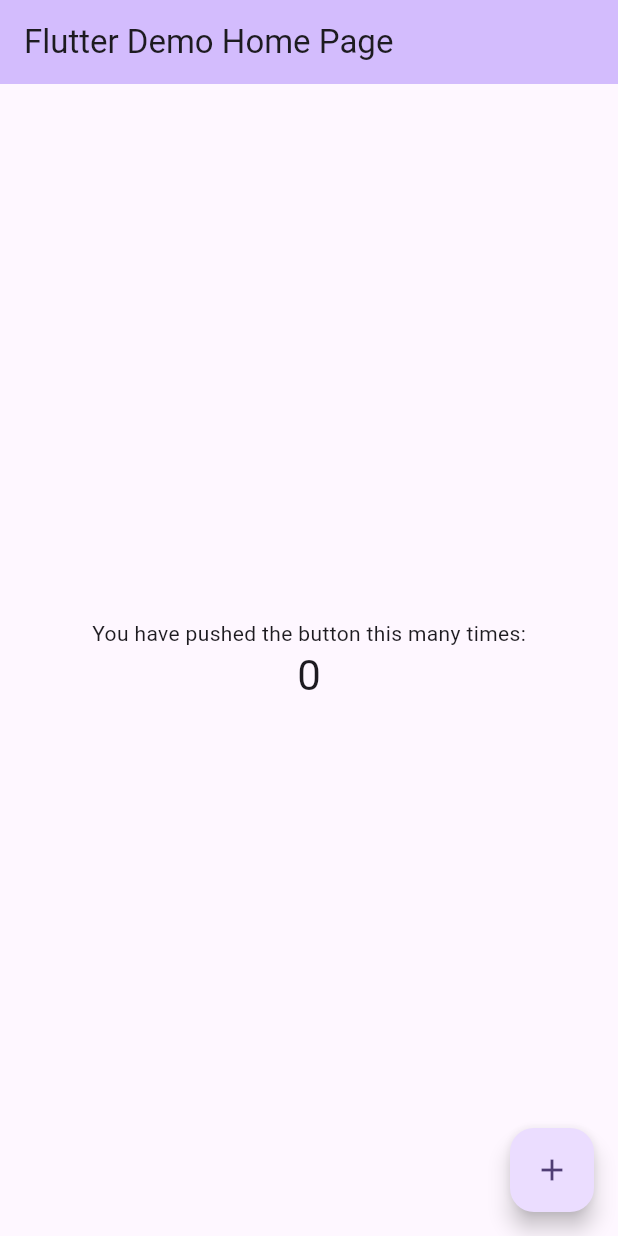
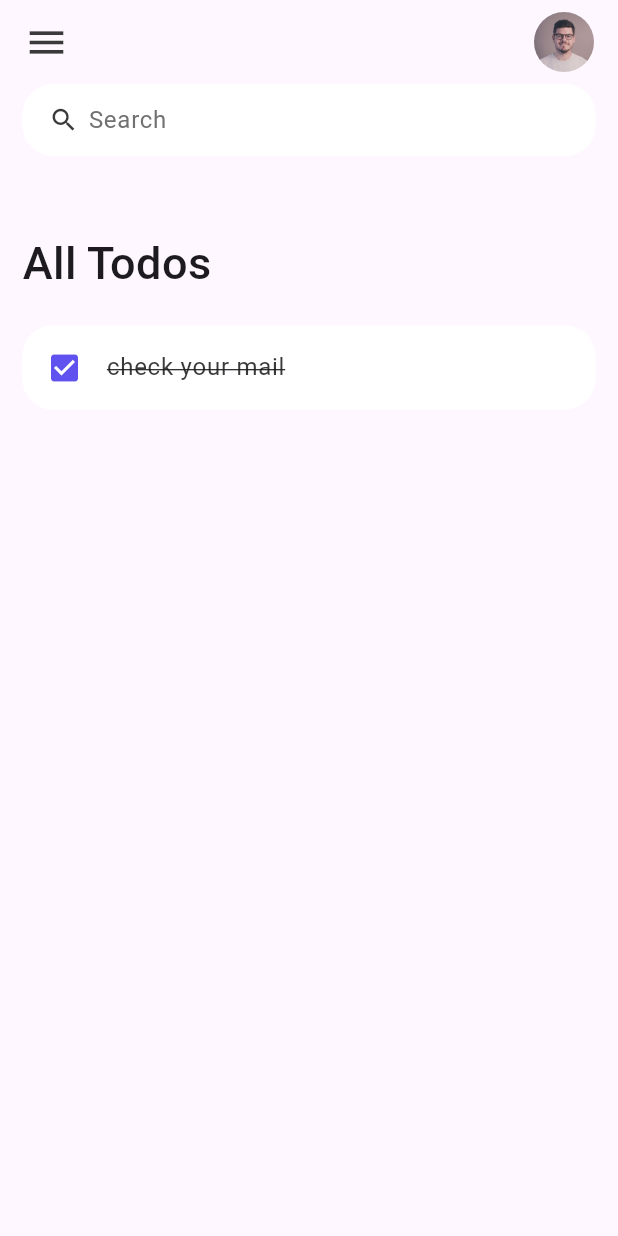
Before and after one commit to PattimuraDev/FlutterTodoApp, a Flutter app: the screen it shows after launch, on a phone screen of 412 x 824 dp. Run offline on Flutter 3.47's test engine with Material 3 defaults, Android fonts, the phone set to English and light mode, and no system bars.

Commit message:
second commit

```diff
--- /dev/null
+++ b/lib/constant/app_color.dart
@@ -0,0 +1,7 @@
+import 'package:flutter/material.dart';
+
+const Color standardRed = Color(0xFFDA4040);
+const Color standardBlue = Color(0xFF5F52EE);
+const Color standardBlack = Color(0xFF3A3A3A);
+const Color standardGrey = Color(0xFF717171);
+const Color bgColor = Color(0xFFEEEFF5);
--- a/lib/main.dart
+++ b/lib/main.dart
@@ -1,4 +1,6 @@
 import 'package:flutter/material.dart';
+import 'package:flutter/services.dart';
+import 'package:flutter_todo_app/pages/home.dart';
 
 void main() {
   runApp(const MyApp());
@@ -10,113 +12,97 @@ class MyApp extends StatelessWidget {
   // This widget is the root of your application.
   @override
   Widget build(BuildContext context) {
+    SystemChrome.setSystemUIOverlayStyle(
+      SystemUiOverlayStyle(statusBarColor: Colors.transparent),
+    );
     return MaterialApp(
       title: 'Flutter Demo',
-      theme: ThemeData(
-        // This is the theme of your application.
-        //
-        // TRY THIS: Try running your application with "flutter run". You'll see
-        // the application has a purple toolbar. Then, without quitting the app,
-        // try changing the seedColor in the colorScheme below to Colors.green
-        // and then invoke "hot reload" (save your changes or press the "hot
-        // reload" button in a Flutter-supported IDE, or press "r" if you used
-        // the command line to start the app).
-        //
-        // Notice that the counter didn't reset back to zero; the application
-        // state is not lost during the reload. To reset the state, use hot
-        // restart instead.
-        //
-        // This works for code too, not just values: Most code changes can be
-        // tested with just a hot reload.
-        colorScheme: ColorScheme.fromSeed(seedColor: Colors.deepPurple),
-      ),
-      home: const MyHomePage(title: 'Flutter Demo Home Page'),
+      home: Home(),
+      debugShowCheckedModeBanner: false,
     );
   }
 }
 
-class MyHomePage extends StatefulWidget {
-  const MyHomePage({super.key, required this.title});
+// class MyHomePage extends StatefulWidget {
+//   const MyHomePage({super.key, required this.title});
 
-  // This widget is the home page of your application. It is stateful, meaning
-  // that it has a State object (defined below) that contains fields that affect
-  // how it looks.
+//   // This widget is the home page of your application. It is stateful, meaning
+//   // that it has a State object (defined below) that contains fields that affect
+//   // how it looks.
 
-  // This class is the configuration for the state. It holds the values (in this
-  // case the title) provided by the parent (in this case the App widget) and
-  // used by the build method of the State. Fields in a Widget subclass are
-  // always marked "final".
+//   // This class is the configuration for the state. It holds the values (in this
+//   // case the title) provided by the parent (in this case the App widget) and
+//   // used by the build method of the State. Fields in a Widget subclass are
+//   // always marked "final".
 
-  final String title;
+//   final String title;
 
-  @override
-  State<MyHomePage> createState() => _MyHomePageState();
-}
+//   @override
+//   State<MyHomePage> createState() => _MyHomePageState();
+// }
 
-class _MyHomePageState extends State<MyHomePage> {
-  int _counter = 0;
+// class _MyHomePageState extends State<MyHomePage> {
+//   int _counter = 0;
 
-  void _incrementCounter() {
-    setState(() {
-      // This call to setState tells the Flutter framework that something has
-      // changed in this State, which causes it to rerun the build method below
-      // so that the display can reflect the updated values. If we changed
-      // _counter without calling setState(), then the build method would not be
-      // called again, and so nothing would appear to happen.
-      _counter++;
-    });
-  }
+//   void _incrementCounter() {
+//     setState(() {
+//       // This call to setState tells the Flutter framework that something has
+//       // changed in this State, which causes it to rerun the build method below
+//       // so that the display can reflect the updated values. If we changed
+//       // _counter without calling setState(), then the build method would not be
+//       // called again, and so nothing would appear to happen.
+//       _counter++;
+//     });
+//   }
 
-  @override
-  Widget build(BuildContext context) {
-    // This method is rerun every time setState is called, for instance as done
-    // by the _incrementCounter method above.
-    //
-    // The Flutter framework has been optimized to make rerunning build methods
-    // fast, so that you can just rebuild anything that needs updating rather
-    // than having to individually change instances of widgets.
-    return Scaffold(
-      appBar: AppBar(
-        // TRY THIS: Try changing the color here to a specific color (to
-        // Colors.amber, perhaps?) and trigger a hot reload to see the AppBar
-        // change color while the other colors stay the same.
-        backgroundColor: Theme.of(context).colorScheme.inversePrimary,
-        // Here we take the value from the MyHomePage object that was created by
-        // the App.build method, and use it to set our appbar title.
-        title: Text(widget.title),
-      ),
-      body: Center(
-        // Center is a layout widget. It takes a single child and positions it
-        // in the middle of the parent.
-        child: Column(
-          // Column is also a layout widget. It takes a list of children and
-          // arranges them vertically. By default, it sizes itself to fit its
-          // children horizontally, and tries to be as tall as its parent.
-          //
-          // Column has various properties to control how it sizes itself and
-          // how it positions its children. Here we use mainAxisAlignment to
-          // center the children vertically; the main axis here is the vertical
-          // axis because Columns are vertical (the cross axis would be
-          // horizontal).
-          //
-          // TRY THIS: Invoke "debug painting" (choose the "Toggle Debug Paint"
-          // action in the IDE, or press "p" in the console), to see the
-          // wireframe for each widget.
-          mainAxisAlignment: MainAxisAlignment.center,
-          children: <Widget>[
-            const Text('You have pushed the button this many times:'),
-            Text(
-              '$_counter',
-              style: Theme.of(context).textTheme.headlineMedium,
-            ),
-          ],
-        ),
-      ),
-      floatingActionButton: FloatingActionButton(
-        onPressed: _incrementCounter,
-        tooltip: 'Increment',
-        child: const Icon(Icons.add),
-      ), // This trailing comma makes auto-formatting nicer for build methods.
-    );
-  }
-}
+//   @override
+//   Widget build(BuildContext context) {
+//     // This method is rerun every time setState is called, for instance as done
+//     // by the _incrementCounter method above.
+//     //
+//     // The Flutter framework has been optimized to make rerunning build methods
+//     // fast, so that you can just rebuild anything that needs updating rather
+//     // than having to individually change instances of widgets.
+//     return Scaffold(
+//       appBar: AppBar(
+//         // TRY THIS: Try changing the color here to a specific color (to
+//         // Colors.amber, perhaps?) and trigger a hot reload to see the AppBar
+//         // change color while the other colors stay the same.
+//         backgroundColor: Theme.of(context).colorScheme.inversePrimary,
+//         // Here we take the value from the MyHomePage object that was created by
+//         // the App.build method, and use it to set our appbar title.
+//         title: Text(widget.title),
+//       ),
+//       body: Center(
+//         // Center is a layout widget. It takes a single child and positions it
+//         // in the middle of the parent.
+//         child: Column(
+//           // Column is also a layout widget. It takes a list of children and
+//           // arranges them vertically. By default, it sizes itself to fit its
+//           // children horizontally, and tries to be as tall as its parent.
+//           //
+//           // Column has various properties to control how it sizes itself and
+//           // how it positions its children. Here we use mainAxisAlignment to
+//           // center the children vertically; the main axis here is the vertical
+//           // axis because Columns are vertical (the cross axis would be
+//           // horizontal).
+//           //
+//           // TRY THIS: Invoke "debug painting" (choose the "Toggle Debug Paint"
+//           // action in the IDE, or press "p" in the console), to see the
+//           // wireframe for each widget.
+//           mainAxisAlignment: MainAxisAlignment.center,
+//           children: <Widget>[
+//             const Text('You have pushed the button this many times:'),
+//             Text(
+//               '$_counter',
+//               style: Theme.of(context).textTheme.headlineMedium,
+//             ),
+//           ],
+//         ),
+//       ),
+//       floatingActionButton: FloatingActionButton(
+//         onPressed: _incrementCounter,
+//         tooltip: 'Increment',
+//         child: const Icon(Icons.add),
+//       ), // This trailing comma makes auto-formatting nicer for build methods.
+//     );
--- /dev/null
+++ b/lib/pages/home.dart
@@ -0,0 +1,84 @@
+import 'package:flutter/material.dart';
+import '../constant/app_color.dart';
+import '../widgets/todo_item.dart';
+
+class Home extends StatelessWidget {
+  const Home({super.key});
+
+  @override
+  Widget build(BuildContext context) {
+    return Scaffold(
+      appBar: _buildAppBar(),
+      body: Container(
+        padding: EdgeInsets.symmetric(horizontal: 15),
+        child: Column(
+          children: [
+            searchBox(),
+            Expanded(
+              child: ListView(
+                children: [
+                  Container(
+                    margin: EdgeInsets.only(top: 50, bottom: 20),
+                    child: Text(
+                      'All Todos',
+                      style: TextStyle(
+                        fontSize: 30,
+                        fontWeight: FontWeight.w500,
+                      ),
+                    ),
+                  ),
+                  ToDoItem(),
+                ],
+              ),
+            ),
+          ],
+        ),
+      ),
+    );
+  }
+
+  Widget searchBox() {
+    return Container(
+      padding: EdgeInsets.symmetric(horizontal: 15),
+      decoration: BoxDecoration(
+        color: Colors.white,
+        borderRadius: BorderRadius.circular(20),
+      ),
+      child: TextField(
+        decoration: InputDecoration(
+          contentPadding: EdgeInsets.all(0),
+          prefixIcon: Icon(Icons.search, color: standardBlack, size: 20),
+          prefixIconConstraints: BoxConstraints(maxHeight: 20, minWidth: 25),
+          border: InputBorder.none,
+          hintText: "Search",
+          hintStyle: TextStyle(color: standardGrey),
+        ),
+      ),
+    );
+  }
+
+  AppBar _buildAppBar() {
+    return AppBar(
+      centerTitle: true,
+      backgroundColor: Colors.transparent,
+      elevation: 0,
+      title: Row(
+        mainAxisAlignment: MainAxisAlignment.spaceBetween,
+        children: [
+          Icon(Icons.menu, color: standardBlack, size: 30),
+          SizedBox(
+            height: 40,
+            width: 40,
+            child: ClipRRect(
+              borderRadius: BorderRadius.circular(20),
+              child: Image.asset(
+                'assets/images/avatar.jpeg',
+                fit: BoxFit.cover,
+              ),
+            ),
+          ),
+        ],
+      ),
+    );
+  }
+}
--- /dev/null
+++ b/lib/widgets/todo_item.dart
@@ -0,0 +1,25 @@
+import 'package:flutter/material.dart';
+import 'package:flutter_todo_app/constant/app_color.dart';
+
+class ToDoItem extends StatelessWidget {
+  const ToDoItem({super.key});
+  @override
+  Widget build(BuildContext context) {
+    return Container(
+      child: ListTile(
+        onTap: () {},
+        shape: RoundedRectangleBorder(borderRadius: BorderRadius.circular(20)),
+        tileColor: Colors.white,
+        leading: Icon(Icons.check_box, color: standardBlue),
+        title: Text(
+          "check your mail",
+          style: TextStyle(
+            fontSize: 16,
+            color: standardBlack,
+            decoration: TextDecoration.lineThrough,
+          ),
+        ),
+      ),
+    );
+  }
+}
--- a/pubspec.yaml
+++ b/pubspec.yaml
@@ -57,6 +57,10 @@ flutter:
   # the material Icons class.
   uses-material-design: true
 
+  #PattimuraDev setup assets here
+  assets:
+    - assets/images/
+
   # To add assets to your application, add an assets section, like this:
   # assets:
   #   - images/a_dot_burr.jpeg
```
Also changed, not shown: assets/images/avatar.jpeg (added).
